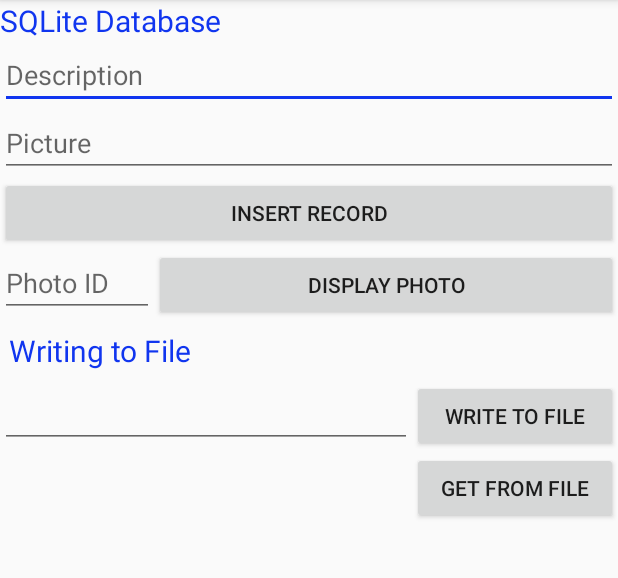
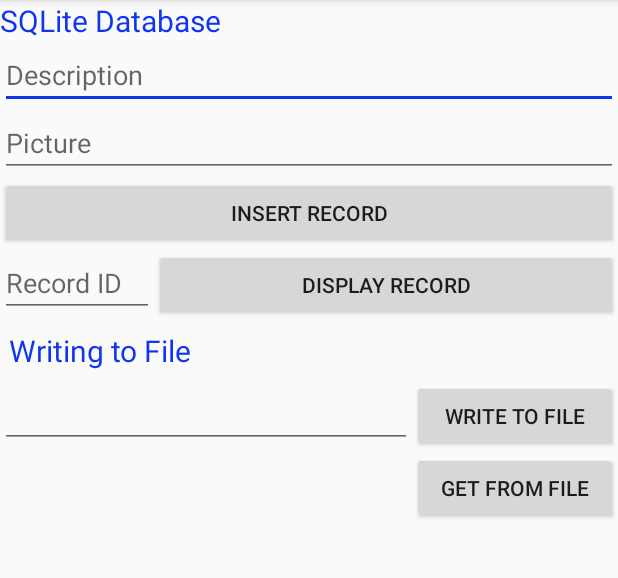
Before and after one commit to TimothyGeorgeson/Week2Daily2, an Android app: the screen it shows after launch (MainActivity), after a tap on "INSERT RECORD", on a phone screen of 412 x 824 dp, the part 84-662 px from its top. Run offline under Robolectric (Android 15) with nearby library versions, the phone set to English and light mode, and no system bars.

```diff
--- a/app/src/main/java/com/example/user/week2daily2/MainActivity.java
+++ b/app/src/main/java/com/example/user/week2daily2/MainActivity.java
@@ -89,7 +89,7 @@ public class MainActivity extends AppCompatActivity {
         PhotoDatabase photoDatabase = new PhotoDatabase(this);
 
         long rowId = photoDatabase.savePhoto(desc, picture);
-        Toast.makeText(this, String.valueOf(rowId), Toast.LENGTH_SHORT).show();
+        Toast.makeText(this, "Record Added with ID: " + String.valueOf(rowId), Toast.LENGTH_SHORT).show();
 
     }
 
--- a/app/src/main/java/com/example/user/week2daily2/PhotoContract.java
+++ b/app/src/main/java/com/example/user/week2daily2/PhotoContract.java
@@ -6,9 +6,7 @@ public class PhotoContract {
     public static final String NAME = "Photo.db";
     public static final int VERSION = 1;
 
-//    CREATE TABLE table_name(
-//            column_1 NOT NULL INTEGER PRIMARY KEY,
-
+    //Creates table with primary key
     public static final String CREATE_TABLE = "CREATE TABLE " +
             FeedEntry.TABLE_NAME + "(" +
             FeedEntry.COL_ID + " INTEGER PRIMARY KEY, " +
--- a/app/src/main/res/layout/activity_main.xml
+++ b/app/src/main/res/layout/activity_main.xml
@@ -43,14 +43,14 @@
             android:layout_width="0dp"
             android:layout_height="wrap_content"
             android:layout_weight="1"
-            android:hint="Photo ID" />
+            android:hint="Record ID" />
 
         <Button
             android:layout_width="0dp"
             android:layout_height="wrap_content"
             android:layout_weight="3"
             android:onClick="displayPhoto"
-            android:text="Display Photo" />
+            android:text="Display Record" />
 
     </LinearLayout>
 
```
Also changed, not shown: app/src/main/java/com/example/user/week2daily2/PhotoDatabase.java (+12 -20 lines).
